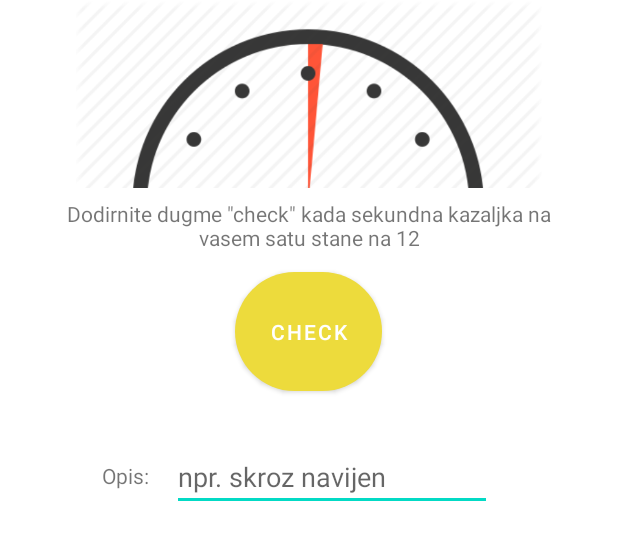
After one commit to marko-smiljanic/Projekat-RMA-2019271380-Marko-Smiljanic, an Android app: the layout fragment_checkpoint.xml on its own in the app's theme, with its tools: preview values and no code run, on a phone screen of 412 x 824 dp. The commit adds this screen. Shown: the top 540 px of the screen. Run offline under Robolectric (Android 15) with nearby library versions, the phone set to English and light mode, and no system bars; network calls fail.

Commit message:
zavrseni checkpoint-i, reseni bug-ovi

```diff
--- a/WatchAccuracy/app/src/main/java/com/example/watchaccuracy/BazaCheckpoint.java
+++ b/WatchAccuracy/app/src/main/java/com/example/watchaccuracy/BazaCheckpoint.java
@@ -86,7 +86,7 @@ public class BazaCheckpoint {
             //sat id ne moram da dohvatam jer ga imam prosledjenog funkciji
 
             Checkpoint cc = new Checkpoint(checkpointId, prvoVremeSistemsko, prvoVremeNaSatu, prvoOdstupanje, drugoVremeSistemsko,
-                                            drugoOdstupanje, drugoNaSatu, konacnoOdstupanje, opis, satId);
+                                        drugoNaSatu, drugoOdstupanje, konacnoOdstupanje, opis, satId);
             list.add(cc);
             result.moveToNext();
         }
--- a/WatchAccuracy/app/src/main/java/com/example/watchaccuracy/MainActivity.java
+++ b/WatchAccuracy/app/src/main/java/com/example/watchaccuracy/MainActivity.java
@@ -71,9 +71,9 @@ public class MainActivity extends AppCompatActivity {
         //****************TABELA CHECKPOINTI
 
         //DODAVANJE, RADI!!!
-//        bazaCheckpoint.addCheckpoint("2021-7-17 23:14:58", "2021-7-17 23:14:58", "2021-7-17 23:14:58",
-//                "2021-7-17 23:14:58", "2021-7-17 23:14:58", "2021-7-17 23:14:58", "2021-7-17 23:14:58",
-//                "Neki opisssssssssssssssssss", 1);
+//        bazaCheckpoint.addCheckpoint("2021-7-17 23:14:58", "2021-7-17 23:14:58", null,
+//                "2021-7-17 23:14:58", null, "2021-7-17 23:14:58", "2021-7-17 23:14:58",
+//                "Neki opisssssssssssssssssss", 5);
 
         //IZMENA, RADI!!!
 //        bazaCheckpoint.editCheckpoint(1, "2021-7-17 23:14:58", "2021-7-17 23:14:58", "2021-7-17 23:14:58",
--- /dev/null
+++ b/WatchAccuracy/app/src/main/res/layout/fragment_checkpoint.xml
@@ -0,0 +1,88 @@
+<?xml version="1.0" encoding="utf-8"?>
+<LinearLayout xmlns:android="http://schemas.android.com/apk/res/android"
+    xmlns:app="http://schemas.android.com/apk/res-auto"
+    xmlns:tools="http://schemas.android.com/tools"
+    android:id="@+id/mainLytCheckpoint2"
+    android:layout_width="match_parent"
+    android:layout_height="match_parent"
+    android:orientation="vertical">
+
+    <androidx.constraintlayout.widget.ConstraintLayout
+        android:layout_width="match_parent"
+        android:layout_height="371dp">
+
+        <TextView
+            android:id="@+id/tv1"
+            android:layout_width="363dp"
+            android:layout_height="42dp"
+            android:layout_marginTop="4dp"
+            android:gravity="center"
+            android:text='Dodirnite dugme "check" kada sekundna kazaljka na vasem satu stane na 12'
+            app:layout_constraintEnd_toEndOf="parent"
+            app:layout_constraintStart_toStartOf="parent"
+            app:layout_constraintTop_toBottomOf="@+id/imageView4" />
+
+        <ImageView
+            android:id="@+id/imageView4"
+            android:layout_width="409dp"
+            android:layout_height="125dp"
+            app:layout_constraintEnd_toEndOf="parent"
+            app:layout_constraintStart_toStartOf="parent"
+            app:layout_constraintTop_toTopOf="parent"
+            app:srcCompat="@drawable/secondhandslika" />
+
+        <Button
+            android:id="@+id/dugmeKreirajCheck"
+            android:layout_width="98dp"
+            android:layout_height="91dp"
+            android:layout_marginTop="4dp"
+            android:text="Check"
+            app:backgroundTint="#EDDB3C"
+            app:cornerRadius="999dp"
+            app:layout_constraintEnd_toEndOf="parent"
+            app:layout_constraintHorizontal_bias="0.498"
+            app:layout_constraintStart_toStartOf="parent"
+            app:layout_constraintTop_toBottomOf="@+id/tv1" />
+
+        <EditText
+            android:id="@+id/inputOpisCheckpointa"
+            android:layout_width="wrap_content"
+            android:layout_height="wrap_content"
+            android:layout_marginTop="124dp"
+            android:layout_marginEnd="84dp"
+            android:layout_marginRight="84dp"
+            android:ems="10"
+            android:hint="npr. skroz navijen"
+            android:inputType="textPersonName"
+            app:layout_constraintBottom_toBottomOf="parent"
+            app:layout_constraintEnd_toEndOf="parent"
+            app:layout_constraintTop_toBottomOf="@+id/tv1"
+            app:layout_constraintVertical_bias="0.0" />
+
+        <TextView
+            android:id="@+id/textView10"
+            android:layout_width="wrap_content"
+            android:layout_height="wrap_content"
+            android:layout_marginStart="24dp"
+            android:layout_marginLeft="24dp"
+            android:layout_marginTop="136dp"
+            android:text="Opis:"
+            app:layout_constraintEnd_toStartOf="@+id/inputOpisCheckpointa"
+            app:layout_constraintHorizontal_bias="0.746"
+            app:layout_constraintStart_toStartOf="parent"
+            app:layout_constraintTop_toBottomOf="@+id/tv1" />
+
+    </androidx.constraintlayout.widget.ConstraintLayout>
+
+    <ScrollView
+        android:layout_width="match_parent"
+        android:layout_height="match_parent">
+
+        <LinearLayout
+            android:id="@+id/mainLytCheckpoint"
+            android:layout_width="match_parent"
+            android:layout_height="wrap_content"
+            android:orientation="vertical" />
+    </ScrollView>
+
+</LinearLayout>
--- a/WatchAccuracy/app/src/main/res/layout/fragment_pocetni_ekran.xml
+++ b/WatchAccuracy/app/src/main/res/layout/fragment_pocetni_ekran.xml
@@ -9,7 +9,7 @@
 
     <ScrollView
         android:layout_width="match_parent"
-        android:layout_height="629dp">
+        android:layout_height="639dp">
 
         <LinearLayout
             android:id="@+id/mainLytPocetniEkran"
```
Also changed, not shown: WatchAccuracy/app/src/main/java/com/example/watchaccuracy/FragmentCheckpoint.java (added, +267 -0 lines), WatchAccuracy/app/src/main/java/com/example/watchaccuracy/FragmentPocetniEkran.java (+26 -15 lines), WatchAccuracy/app/src/main/res/layout/layout_checkpoint.xml (added, +70 -0 lines), WatchAccuracy/app/src/main/res/layout/layout_sat.xml (+36 -26 lines), WatchAccuracy/app/src/main/res/drawable/checkpointslika.jpg (added), WatchAccuracy/app/src/main/res/drawable/deleteslika.jpg (added), WatchAccuracy/app/src/main/res/drawable/secondhandslika.png (added), 1 other file.
